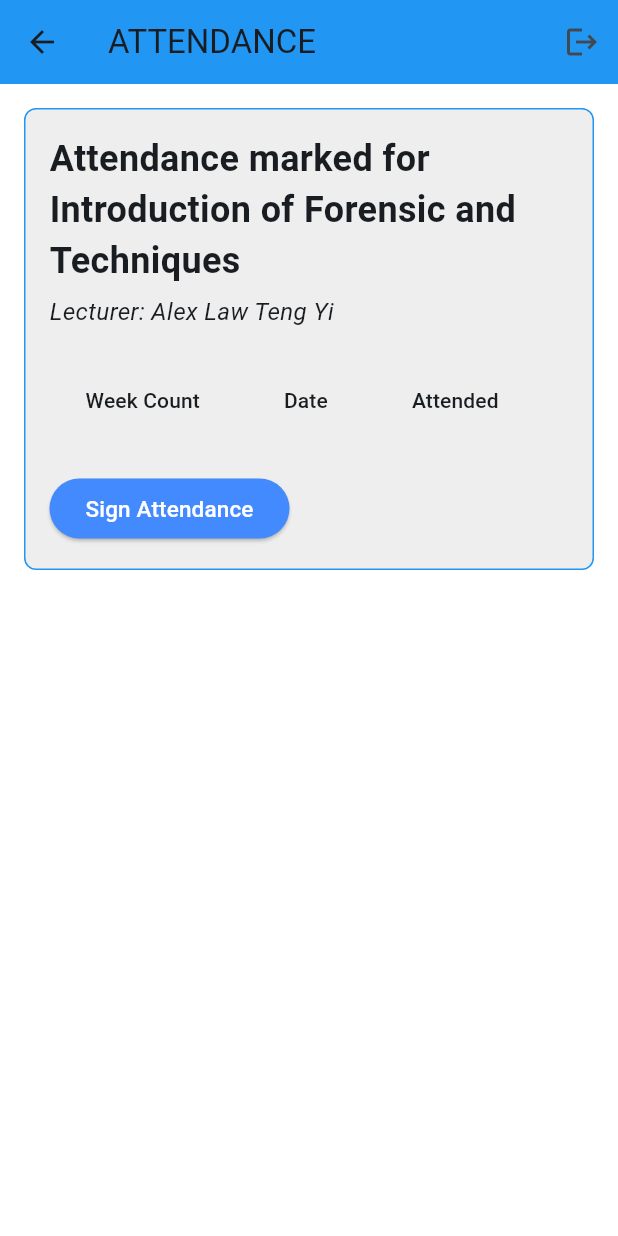
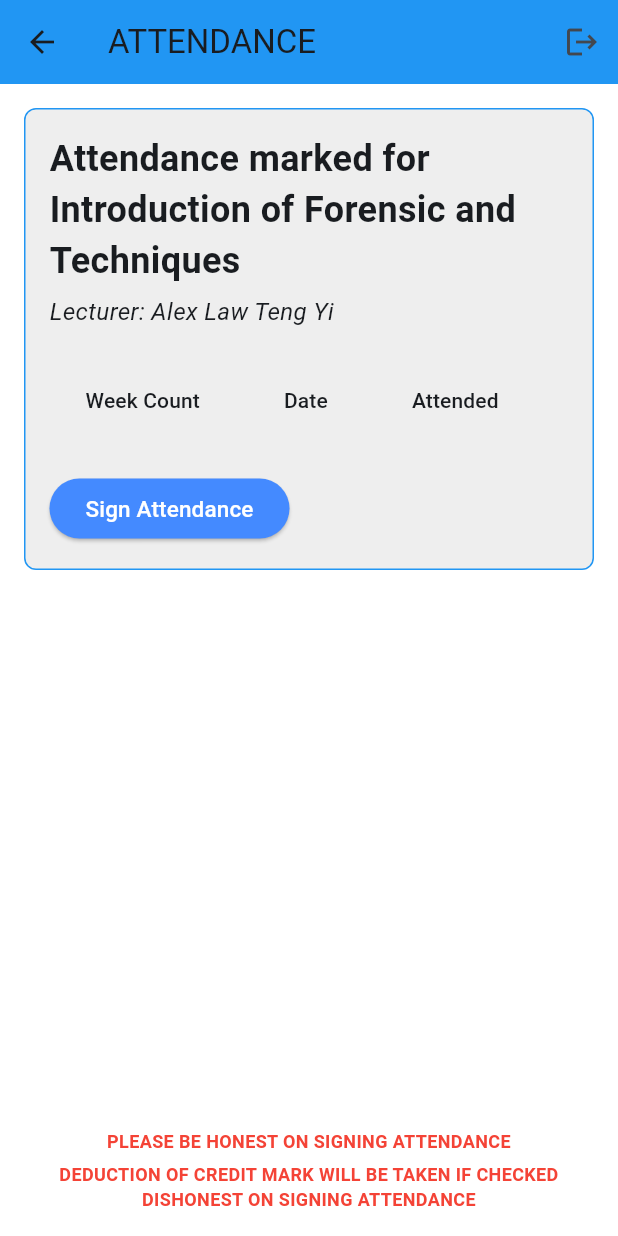
Before and after one commit to hozile/android_project, a Flutter app: the attendance_page screen opened directly, on a phone screen of 412 x 824 dp. Run offline on Flutter 3.47's test engine with Material 3 defaults, Android fonts, the phone set to English and light mode, and no system bars; our stand-ins replace cloud_firestore, firebase_auth, firebase_core; accounts and stored records are empty; network calls fail.

Commit message:
Added hint for attendance page

```diff
--- a/final_project/lib/screens/attendance.dart
+++ b/final_project/lib/screens/attendance.dart
@@ -24,8 +24,7 @@ class _AttendanceStatusPage extends State<attendance_page> {
   final FirebaseFirestore _firestore = FirebaseFirestore.instance;
   final FirebaseAuth _auth = FirebaseAuth.instance;
 
-  bool _attendanceSigned =
-      false; // State variable to track if attendance is signed
+  bool _attendanceSigned = false; // State variable to track if attendance is signed
 
   void _signoutuser(BuildContext context) {
     _authService.signOutUser(context);
@@ -70,7 +69,6 @@ void initState() {
     super.initState();
     _checkAttendanceStatus(); // Automatically check and mark attendance status if needed
   }
-
 
   Future<void> _signAttendance() async {
     User? user = _auth.currentUser;
@@ -174,11 +172,17 @@ void initState() {
         title: const Text('ATTENDANCE'),
         backgroundColor: Colors.blue,
       ),
-      body: Padding(
+      body: Stack(
+        children: [
+          Padding(
             padding: const EdgeInsets.all(16.0),
             child: Align(
               alignment: Alignment.topCenter,
-          child: Container(
+              child: Column(
+                crossAxisAlignment: CrossAxisAlignment.start,
+                mainAxisSize: MainAxisSize.min,
+                children: [
+                  Container(
                     padding: const EdgeInsets.all(16.0),
                     decoration: BoxDecoration(
                       color: Colors.grey[200],
@@ -268,7 +272,41 @@ void initState() {
                       ],
                     ),
                   ),
+                ],
               ),
+            ),
+          ),
+          const Align(
+            alignment: Alignment.bottomCenter,
+            child: Padding(
+              padding: EdgeInsets.all(16.0),
+              child: Column(
+                mainAxisSize: MainAxisSize.min,
+                children: [
+                  Text(
+                    'PLEASE BE HONEST ON SIGNING ATTENDANCE',
+                    textAlign: TextAlign.center,
+                    style: TextStyle(
+                      fontSize: 12, // Smaller font size
+                      fontWeight: FontWeight.bold,
+                      color: Colors.red, // Red color
+                    ),
+                  ),
+                  SizedBox(height: 5),
+                  Text(
+                    'DEDUCTION OF CREDIT MARK WILL BE TAKEN IF CHECKED DISHONEST ON SIGNING ATTENDANCE',
+                    textAlign: TextAlign.center,
+                    style: TextStyle(
+                      fontSize: 12, // Smaller font size
+                      fontWeight: FontWeight.bold,
+                      color: Colors.red, // Red color
+                    ),
+                  ),
+                ],
+              ),
+            ),
+          ),
+        ],
       ),
     );
   }
```
Also changed, not shown: final_project/pubspec.lock. Lines whose indentation alone changed are shown as unchanged.
